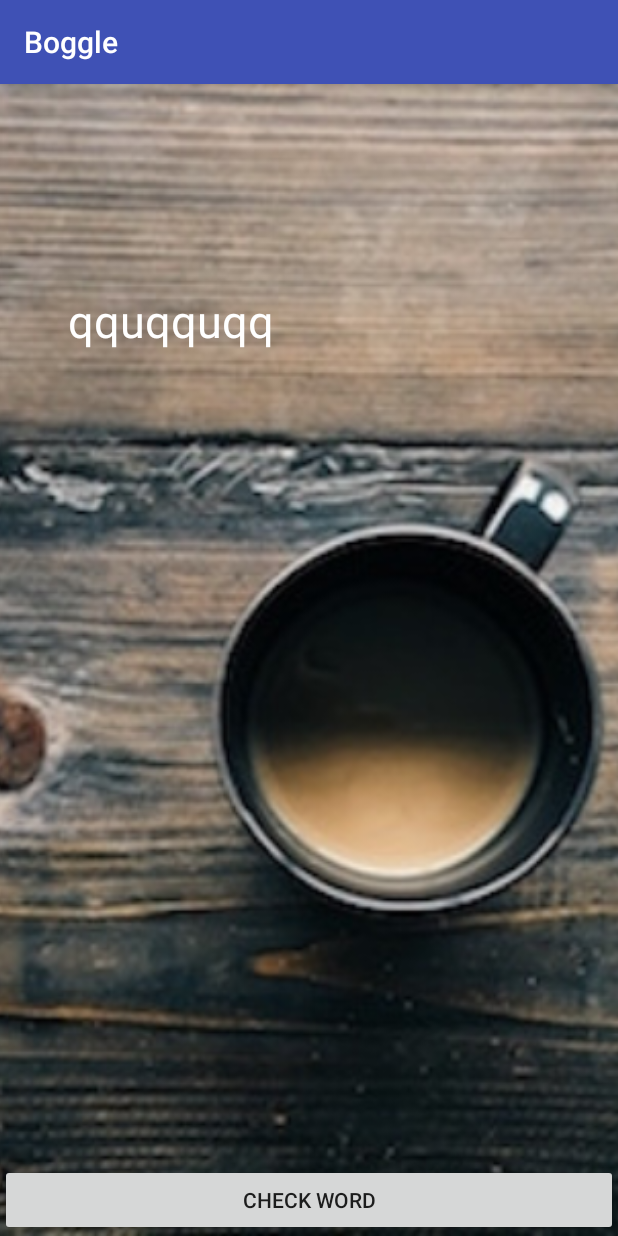
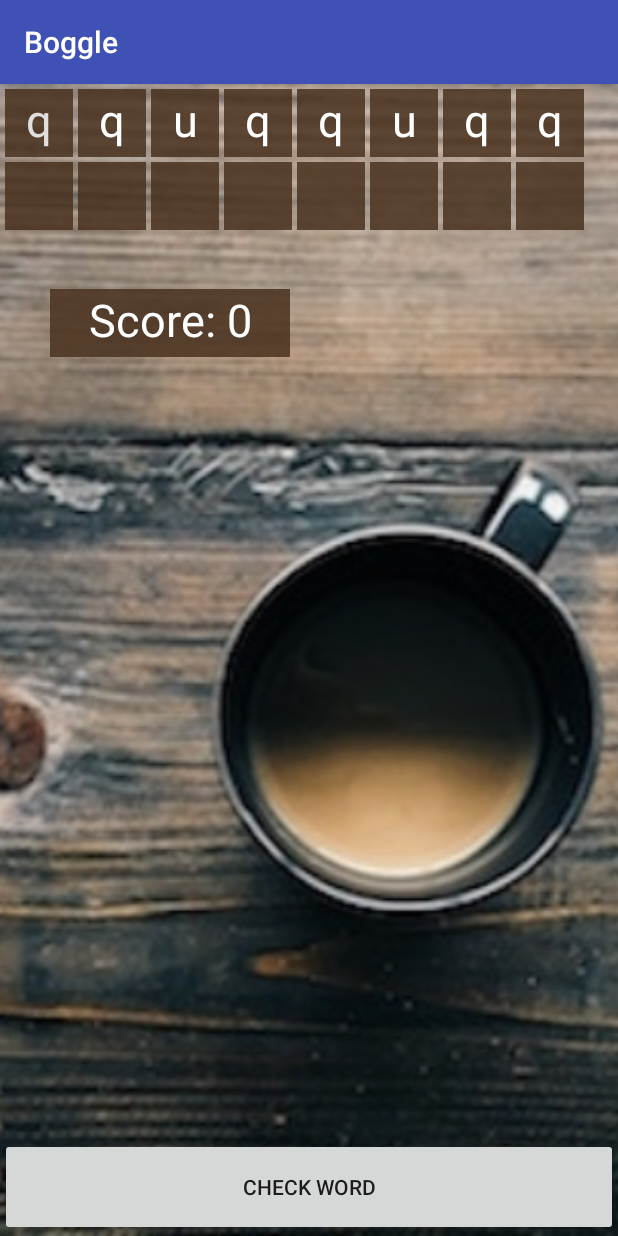
Before and after one commit to scotthollandjr/BoggleAndroid, an Android app: the GeneratedActivity screen opened directly, with no data from a screen before it, after a tap on "CHECK WORD", on a phone screen of 412 x 824 dp. Run offline under Robolectric (Android 15) with nearby library versions, the phone set to English and light mode, and no system bars; our stand-ins replace ButterKnife.

Commit message:
Add more styling changes

```diff
--- a/app/src/main/java/com/epicodus/boggle/GeneratedActivity.java
+++ b/app/src/main/java/com/epicodus/boggle/GeneratedActivity.java
@@ -38,13 +38,13 @@ public class GeneratedActivity extends AppCompatActivity {
     @Bind(R.id.inputSix) TextView mInputSix;
     @Bind(R.id.inputSeven) TextView mInputSeven;
     @Bind(R.id.inputEight) TextView mInputEight;
+    @Bind(R.id.scoreBox) TextView mScoreBox;
 
 
     @Override
     protected void onCreate(Bundle savedInstanceState) {
         super.onCreate(savedInstanceState);
         setContentView(R.layout.activity_generated);
-
         ButterKnife.bind(this);
         mLetterOne.setText(randLetter());
         mLetterTwo.setText(randLetter());
@@ -56,9 +56,9 @@ public class GeneratedActivity extends AppCompatActivity {
         mLetterEight.setText(randLetter());
 
         mCheckButton.setOnClickListener(new View.OnClickListener() {
+            int score = 0;
             @Override
             public void onClick(View view) {
-                int score;
                 mInputOne.setText("");
                 mInputTwo.setText("");
                 mInputThree.setText("");
@@ -76,6 +76,8 @@ public class GeneratedActivity extends AppCompatActivity {
                     mInputSix.setText(inputArray.get(5).toString());
                     mInputSeven.setText(inputArray.get(6).toString());
                     mInputEight.setText(inputArray.get(7).toString());
+                    Toast.makeText(GeneratedActivity.this, "+ 10 points", Toast.LENGTH_LONG).show();
+                    score += 10;
                 } else if(inputArray.size() > 6) {
                     mInputOne.setText(inputArray.get(0).toString());
                     mInputTwo.setText(inputArray.get(1).toString());
@@ -84,6 +86,8 @@ public class GeneratedActivity extends AppCompatActivity {
                     mInputFive.setText(inputArray.get(4).toString());
                     mInputSix.setText(inputArray.get(5).toString());
                     mInputSeven.setText(inputArray.get(6).toString());
+                    Toast.makeText(GeneratedActivity.this, "+ 5 points", Toast.LENGTH_LONG).show();
+                    score += 5;
                 } else if(inputArray.size() > 5) {
                     mInputOne.setText(inputArray.get(0).toString());
                     mInputTwo.setText(inputArray.get(1).toString());
@@ -91,25 +95,36 @@ public class GeneratedActivity extends AppCompatActivity {
                     mInputFour.setText(inputArray.get(3).toString());
                     mInputFive.setText(inputArray.get(4).toString());
                     mInputSix.setText(inputArray.get(5).toString());
+                    Toast.makeText(GeneratedActivity.this, "+ 4 points", Toast.LENGTH_LONG).show();
+                    score += 4;
                 } else if(inputArray.size() > 4) {
                     mInputOne.setText(inputArray.get(0).toString());
                     mInputTwo.setText(inputArray.get(1).toString());
                     mInputThree.setText(inputArray.get(2).toString());
                     mInputFour.setText(inputArray.get(3).toString());
                     mInputFive.setText(inputArray.get(4).toString());
+                    Toast.makeText(GeneratedActivity.this, "+ 3 points", Toast.LENGTH_LONG).show();
+                    score += 3;
                 } else if(inputArray.size() > 3) {
                     mInputOne.setText(inputArray.get(0).toString());
                     mInputTwo.setText(inputArray.get(1).toString());
                     mInputThree.setText(inputArray.get(2).toString());
                     mInputFour.setText(inputArray.get(3).toString());
+                    Toast.makeText(GeneratedActivity.this, "+ 2 points", Toast.LENGTH_LONG).show();
+                    score += 2;
                 } else if(inputArray.size() > 2) {
                     mInputOne.setText(inputArray.get(0).toString());
                     mInputTwo.setText(inputArray.get(1).toString());
                     mInputThree.setText(inputArray.get(2).toString());
+                    Toast.makeText(GeneratedActivity.this, "+ 1 points", Toast.LENGTH_LONG).show();
+                    score ++;
                 }else{
                     Toast.makeText(GeneratedActivity.this, "Word Must Be Three Letters Long", Toast.LENGTH_LONG).show();
                 }
                 inputArray.clear();
+
+                Log.d(TAG, "" + score + "");
+                mScoreBox.setText("Score: " + score + "");
             }
         });
 
--- a/app/src/main/res/layout/activity_generated.xml
+++ b/app/src/main/res/layout/activity_generated.xml
@@ -27,8 +27,13 @@
         android:layout_alignParentStart="true"
         android:layout_marginLeft="45dp"
         android:layout_marginStart="45dp"
-        android:textColor="@color/primary_text_default_material_dark"
-        android:textSize="30sp" />
+        android:textColor="@color/material_grey_300"
+        android:textSize="30sp"
+        android:background="#d448301c"
+        android:width="45dp"
+        android:height="45dp"
+        android:layout_margin="3dp"
+        android:textAlignment="center" />
 
     <TextView
         android:textColor="@color/primary_text_default_material_dark"
@@ -38,7 +43,13 @@
         android:text="2"
         android:id="@+id/letterTwo"
         android:layout_alignTop="@+id/letterOne"
-        android:layout_toRightOf="@+id/letterOne" />
+        android:layout_toRightOf="@+id/letterOne"
+        android:background="#d448301c"
+        android:width="45dp"
+        android:height="45dp"
+        android:layout_marginRight="3dp"
+        android:layout_marginBottom="3dp"
+        android:textAlignment="center" />
 
     <TextView
         android:textColor="@color/primary_text_default_material_dark"
@@ -48,7 +59,13 @@
         android:text="3"
         android:id="@+id/letterThree"
         android:layout_alignTop="@+id/letterOne"
-        android:layout_toRightOf="@+id/letterTwo" />
+        android:layout_toRightOf="@+id/letterTwo"
+        android:background="#d448301c"
+        android:width="45dp"
+        android:height="45dp"
+        android:layout_marginRight="3dp"
+        android:layout_marginBottom="3dp"
+        android:textAlignment="center" />
     <TextView
         android:textColor="@color/primary_text_default_material_dark"
         android:textSize="30sp"
@@ -57,7 +74,13 @@
         android:text="4"
         android:id="@+id/letterFour"
         android:layout_alignTop="@+id/letterOne"
-        android:layout_toRightOf="@+id/letterThree" />
+        android:layout_toRightOf="@+id/letterThree"
+        android:background="#d448301c"
+        android:width="45dp"
+        android:height="45dp"
+        android:layout_marginRight="3dp"
+        android:layout_marginBottom="3dp"
+        android:textAlignment="center" />
     <TextView
         android:textColor="@color/primary_text_default_material_dark"
         android:textSize="30sp"
@@ -66,7 +89,13 @@
         android:text="5"
         android:id="@+id/letterFive"
         android:layout_alignTop="@+id/letterOne"
-        android:layout_toRightOf="@+id/letterFour" />
+        android:layout_toRightOf="@+id/letterFour"
+        android:background="#d448301c"
+        android:width="45dp"
+        android:height="45dp"
+        android:layout_marginRight="3dp"
+        android:layout_marginBottom="3dp"
+        android:textAlignment="center" />
     <TextView
         android:textColor="@color/primary_text_default_material_dark"
         android:textSize="30sp"
@@ -75,7 +104,13 @@
         android:text="6"
         android:id="@+id/letterSix"
         android:layout_alignTop="@+id/letterOne"
-        android:layout_toRightOf="@+id/letterFive" />
+        android:layout_toRightOf="@+id/letterFive"
+        android:background="#d448301c"
+        android:width="45dp"
+        android:height="45dp"
+        android:layout_marginRight="3dp"
+        android:layout_marginBottom="3dp"
+        android:textAlignment="center" />
     <TextView
         android:textColor="@color/primary_text_default_material_dark"
         android:textSize="30sp"
@@ -84,7 +119,13 @@
         android:text="7"
         android:id="@+id/letterSeven"
         android:layout_alignTop="@+id/letterOne"
-        android:layout_toRightOf="@+id/letterSix" />
+        android:layout_toRightOf="@+id/letterSix"
+        android:background="#d448301c"
+        android:width="45dp"
+        android:height="45dp"
+        android:layout_marginRight="3dp"
+        android:layout_marginBottom="3dp"
+        android:textAlignment="center" />
     <TextView
         android:textColor="@color/primary_text_default_material_dark"
         android:textSize="30sp"
@@ -93,7 +134,13 @@
         android:text="8"
         android:id="@+id/letterEight"
         android:layout_alignTop="@+id/letterOne"
-        android:layout_toRightOf="@+id/letterSeven" />
+        android:layout_toRightOf="@+id/letterSeven"
+        android:background="#d448301c"
+        android:width="45dp"
+        android:height="45dp"
+        android:layout_marginRight="3dp"
+        android:layout_marginBottom="3dp"
+        android:textAlignment="center" />
 
     <TextView
         android:textColor="@color/primary_text_default_material_dark"
@@ -104,7 +151,11 @@
         android:text=""
         android:layout_centerVertical="true"
         android:layout_alignLeft="@+id/letterOne"
-        android:layout_below="@+id/letterOne" />
+        android:layout_below="@+id/letterOne"
+        android:background="#d448301c"
+        android:width="45dp"
+        android:height="45dp"
+        android:textAlignment="center" />
 
     <TextView
         android:textColor="@color/primary_text_default_material_dark"
@@ -114,7 +165,11 @@
         android:text=""
         android:id="@+id/inputTwo"
         android:layout_below="@+id/letterTwo"
-        android:layout_alignLeft="@+id/letterTwo" />
+        android:layout_alignLeft="@+id/letterTwo"
+        android:background="#d448301c"
+        android:width="45dp"
+        android:height="45dp"
+        android:textAlignment="center" />
 
     <TextView
         android:textColor="@color/primary_text_default_material_dark"
@@ -124,7 +179,11 @@
         android:text=""
         android:id="@+id/inputThree"
         android:layout_below="@+id/letterThree"
-        android:layout_alignLeft="@+id/letterThree" />
+        android:layout_alignLeft="@+id/letterThree"
+        android:background="#d448301c"
+        android:width="45dp"
+        android:height="45dp"
+        android:textAlignment="center" />
 
     <TextView
         android:textColor="@color/primary_text_default_material_dark"
@@ -134,7 +193,11 @@
         android:text=""
         android:id="@+id/inputFour"
         android:layout_below="@+id/letterFour"
-        android:layout_alignLeft="@+id/letterFour" />
+        android:layout_alignLeft="@+id/letterFour"
+        android:background="#d448301c"
+        android:width="45dp"
+        android:height="45dp"
+        android:textAlignment="center" />
 
     <TextView
         android:textColor="@color/primary_text_default_material_dark"
@@ -144,7 +207,11 @@
         android:text=""
         android:id="@+id/inputFive"
         android:layout_below="@+id/letterFive"
-        android:layout_alignLeft="@+id/letterFive" />
+        android:layout_alignLeft="@+id/letterFive"
+        android:background="#d448301c"
+        android:width="45dp"
+        android:height="45dp"
+        android:textAlignment="center" />
 
     <TextView
         android:textColor="@color/primary_text_default_material_dark"
@@ -154,7 +221,11 @@
         android:text=""
         android:id="@+id/inputSix"
         android:layout_below="@+id/letterSix"
-        android:layout_alignLeft="@+id/letterSix" />
+        android:layout_alignLeft="@+id/letterSix"
+        android:background="#d448301c"
+        android:width="45dp"
+        android:height="45dp"
+        android:textAlignment="center" />
 
     <TextView
         android:textColor="@color/primary_text_default_material_dark"
@@ -164,7 +235,11 @@
         android:text=""
         android:id="@+id/inputSeven"
         android:layout_below="@+id/letterSeven"
-        android:layout_alignLeft="@+id/letterSeven" />
+        android:layout_alignLeft="@+id/letterSeven"
+        android:background="#d448301c"
+        android:width="45dp"
+        android:height="45dp"
+        android:textAlignment="center" />
 
     <TextView
         android:textColor="@color/primary_text_default_material_dark"
@@ -174,16 +249,36 @@
         android:text=""
         android:id="@+id/inputEight"
         android:layout_below="@+id/letterEight"
-        android:layout_alignLeft="@+id/letterEight" />
+        android:layout_alignLeft="@+id/letterEight"
+        android:background="#d448301c"
+        android:width="45dp"
+        android:height="45dp"
+        android:textAlignment="center" />
 
     <Button
         android:layout_width="match_parent"
         android:layout_height="wrap_content"
         android:text="Check Word"
         android:id="@+id/check"
+        android:height="65dp"
         android:layout_alignParentBottom="true"
         android:layout_centerHorizontal="true" />
 
+    <TextView
+        android:layout_width="wrap_content"
+        android:layout_height="wrap_content"
+        android:id="@+id/scoreBox"
+        android:layout_below="@+id/inputOne"
+        android:layout_alignParentLeft="true"
+        android:layout_alignParentStart="true"
+        android:layout_marginTop="39dp"
+        android:layout_marginLeft="33dp"
+        android:background="#d448301c"
+        android:width="160dp"
+        android:height="45dp"
+        android:textSize="30sp"
+        android:textColor="@color/primary_text_default_material_dark"
+        android:textAlignment="center"/>
 
 
 </RelativeLayout>
```
